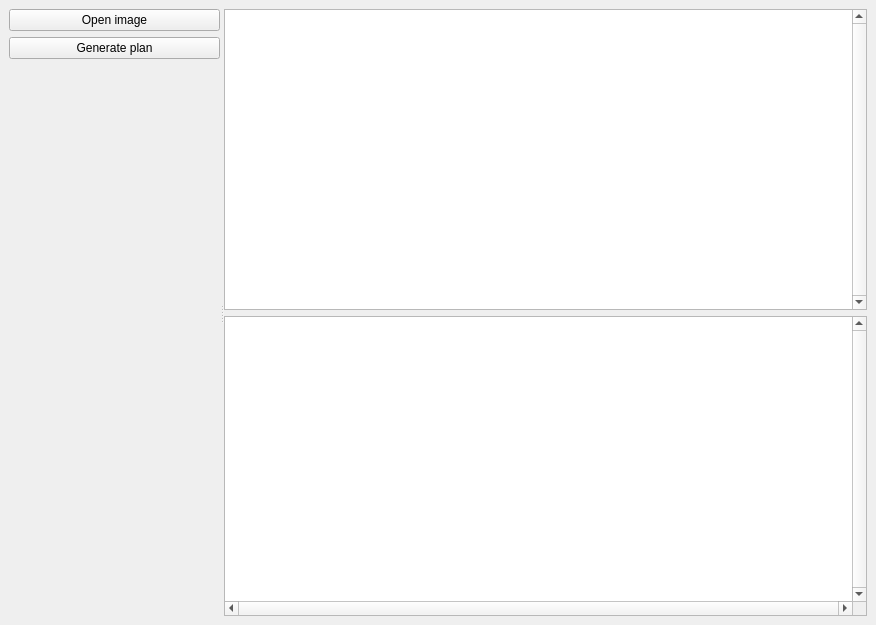
The window that MainWindow.ui (alexshtf/beadsplan) describes before a commit, drawn with Qt 5.
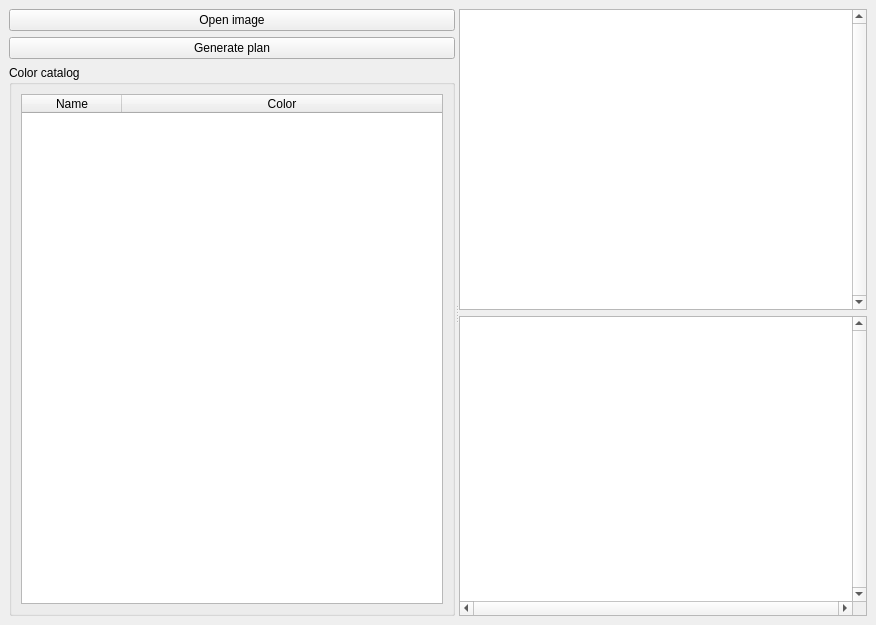
The same window after the commit.

Commit message: Display current color catalog

What changed in the file:
```diff
--- a/MainWindow.ui
+++ b/MainWindow.ui
@@ -61,17 +61,45 @@
          </widget>
         </item>
         <item>
-         <spacer name="verticalSpacer">
-          <property name="orientation">
-           <enum>Qt::Vertical</enum>
+         <widget class="QGroupBox" name="groupBox">
+          <property name="title">
+           <string>Color catalog</string>
           </property>
-          <property name="sizeHint" stdset="0">
-           <size>
-            <width>20</width>
-            <height>40</height>
-           </size>
-          </property>
-         </spacer>
+          <layout class="QHBoxLayout" name="horizontalLayout_2">
+           <item>
+            <widget class="QTableWidget" name="colorCatalogTable">
+             <property name="alternatingRowColors">
+              <bool>true</bool>
+             </property>
+             <property name="selectionMode">
+              <enum>QAbstractItemView::SingleSelection</enum>
+             </property>
+             <property name="selectionBehavior">
+              <enum>QAbstractItemView::SelectRows</enum>
+             </property>
+             <property name="cornerButtonEnabled">
+              <bool>true</bool>
+             </property>
+             <attribute name="horizontalHeaderCascadingSectionResizes">
+              <bool>false</bool>
+             </attribute>
+             <attribute name="horizontalHeaderStretchLastSection">
+              <bool>true</bool>
+             </attribute>
+             <column>
+              <property name="text">
+               <string>Name</string>
+              </property>
+             </column>
+             <column>
+              <property name="text">
+               <string>Color</string>
+              </property>
+             </column>
+            </widget>
+           </item>
+          </layout>
+         </widget>
         </item>
        </layout>
       </widget>
```
The commit also changes 2 other files.
